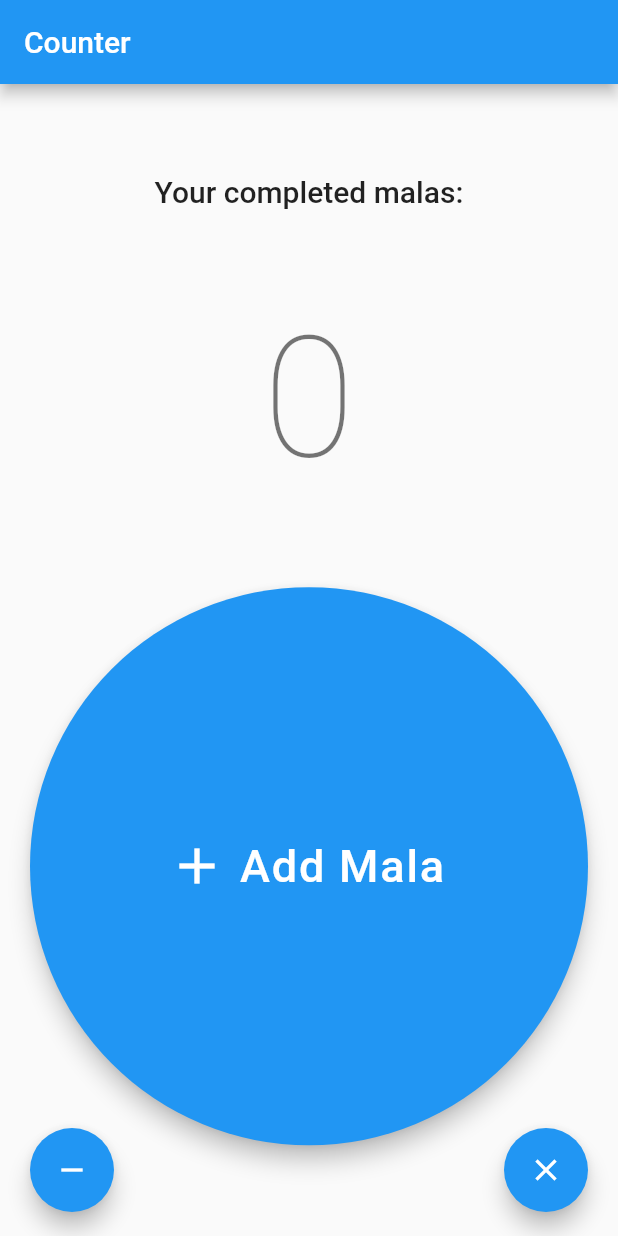
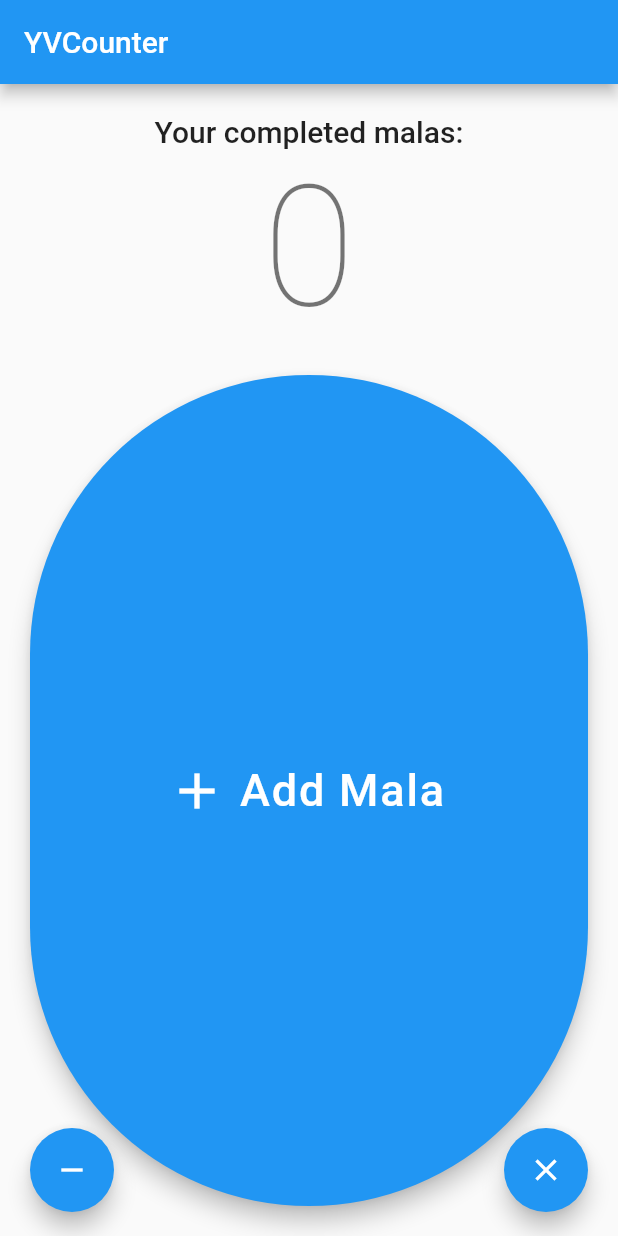
Before and after one commit to yashvyas29/YVCounter, a Flutter app: the MyHomePage screen opened directly, after a tap on the "clear" icon, on a phone screen of 412 x 824 dp. Run offline on Flutter 3.47's test engine with Material 2 defaults, Android fonts, the phone set to English and light mode, and no system bars; our stand-ins replace shared_preferences; accounts and stored records are empty.

Commit message:
Added shared preferences dependency and saved and loaded counter from it.

```diff
--- a/lib/main.dart
+++ b/lib/main.dart
@@ -1,4 +1,5 @@
 import 'package:flutter/material.dart';
+import 'package:shared_preferences/shared_preferences.dart';
 
 void main() {
   runApp(const MyApp());
@@ -11,7 +12,7 @@ class MyApp extends StatelessWidget {
   @override
   Widget build(BuildContext context) {
     return MaterialApp(
-      title: 'Counter',
+      title: 'YVCounter',
       theme: ThemeData(
         // This is the theme of your application.
         //
@@ -24,7 +25,7 @@ class MyApp extends StatelessWidget {
         // is not restarted.
         primarySwatch: Colors.blue,
       ),
-      home: const MyHomePage(title: 'Counter'),
+      home: const MyHomePage(title: 'YVCounter'),
     );
   }
 }
@@ -49,29 +50,46 @@ class MyHomePage extends StatefulWidget {
 
 class _MyHomePageState extends State<MyHomePage> {
   int _counter = 0;
+  final String counterKey = 'counter';
 
-  void _incrementCounter() {
+  @override
+  void initState() {
+    super.initState();
+    _loadCounter();
+  }
+
+  // Loading counter value on start
+  Future<void> _loadCounter() async {
+    final prefs = await SharedPreferences.getInstance();
     setState(() {
-      // This call to setState tells the Flutter framework that something has
-      // changed in this State, which causes it to rerun the build method below
-      // so that the display can reflect the updated values. If we changed
-      // _counter without calling setState(), then the build method would not be
-      // called again, and so nothing would appear to happen.
-      _counter++;
+      _counter = (prefs.getInt(counterKey) ?? 0);
     });
   }
 
-  void _decrementCounter() {
+  // Incrementing counter after click
+  Future<void> _incrementCounter() async {
+    final prefs = await SharedPreferences.getInstance();
+    setState(() {
+      _counter = (prefs.getInt(counterKey) ?? 0) + 1;
+      prefs.setInt(counterKey, _counter);
+    });
+  }
+
+  Future<void> _decrementCounter() async {
+    final prefs = await SharedPreferences.getInstance();
     if (_counter > 0) {
       setState(() {
-        _counter--;
+        _counter = (prefs.getInt(counterKey) ?? 0) - 1;
+        prefs.setInt(counterKey, _counter);
       });
     }
   }
 
-  void _resetCounter() {
+  Future<void> _resetCounter() async {
+    final prefs = await SharedPreferences.getInstance();
     setState(() {
       _counter = 0;
+      prefs.setInt(counterKey, _counter);
     });
   }
 
@@ -107,9 +125,10 @@ class _MyHomePageState extends State<MyHomePage> {
           // center the children vertically; the main axis here is the vertical
           // axis because Columns are vertical (the cross axis would be
           // horizontal).
-          mainAxisAlignment: MainAxisAlignment.spaceEvenly,
+          mainAxisAlignment: MainAxisAlignment.spaceBetween,
           crossAxisAlignment: CrossAxisAlignment.center,
           children: <Widget>[
+            const SizedBox(height: 20),
             Text(
               'Your completed malas:',
               style: Theme.of(context).textTheme.headline6,
@@ -118,9 +137,12 @@ class _MyHomePageState extends State<MyHomePage> {
               '$_counter',
               style: Theme.of(context).textTheme.headline1,
             ),
-            SizedBox(
-              width: MediaQuery.of(context).size.width - 40,
-              height: MediaQuery.of(context).size.width - 40,
+            Flexible(
+              child: Padding(
+                padding: const EdgeInsets.all(20),
+                child: SizedBox.expand(
+                  // width: MediaQuery.of(context).size.width - 40,
+                  // height: MediaQuery.of(context).size.width - 40,
                   child: FloatingActionButton.extended(
                     icon: const Icon(Icons.add, size: 40),
                     label: const Text(
@@ -129,6 +151,8 @@ class _MyHomePageState extends State<MyHomePage> {
                     ),
                     tooltip: 'Add Mala',
                     onPressed: _incrementCounter,
+                  ),
+                ),
               ),
             ),
           ],
@@ -141,10 +165,12 @@ class _MyHomePageState extends State<MyHomePage> {
           children: <Widget>[
             FloatingActionButton(
               onPressed: _decrementCounter,
+              tooltip: 'Remove Mala',
               child: const Icon(Icons.remove),
             ),
             FloatingActionButton(
               onPressed: _resetCounter,
+              tooltip: 'Reset Mala',
               child: const Icon(Icons.clear_outlined),
             ),
           ],
--- a/pubspec.yaml
+++ b/pubspec.yaml
@@ -31,6 +31,7 @@ environment:
 dependencies:
   flutter:
     sdk: flutter
+  shared_preferences: ^2.0.15
 
 
   # The following adds the Cupertino Icons font to your application.
```
Also changed, not shown: pubspec.lock, 14 other files. Lines whose indentation alone changed are shown as unchanged.
